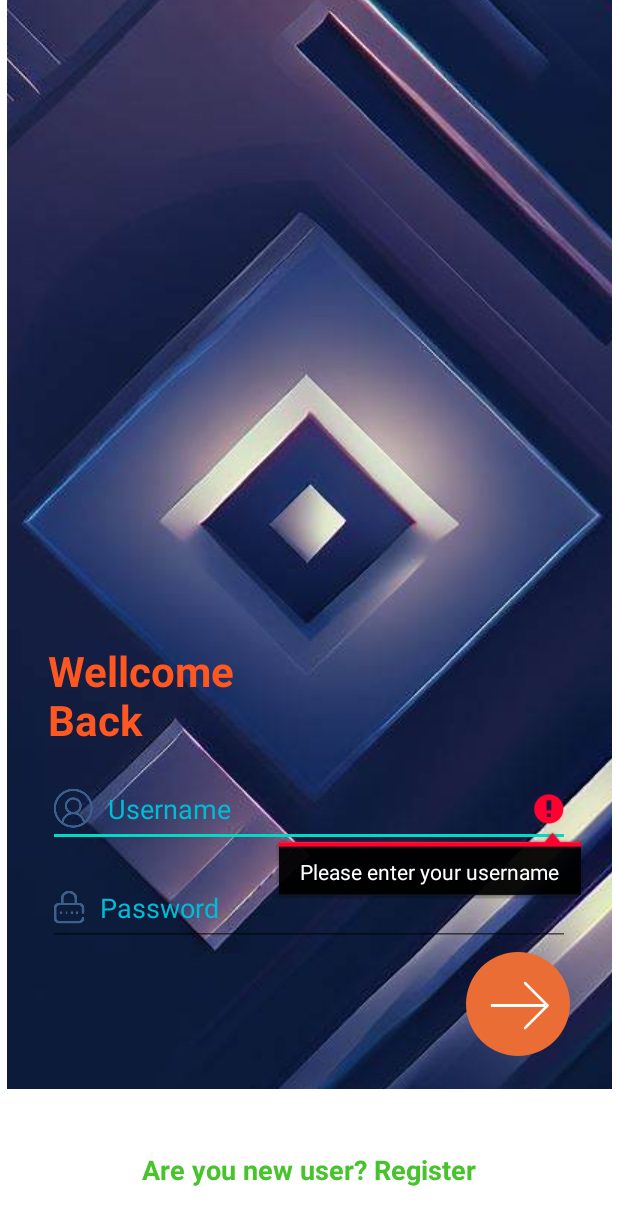
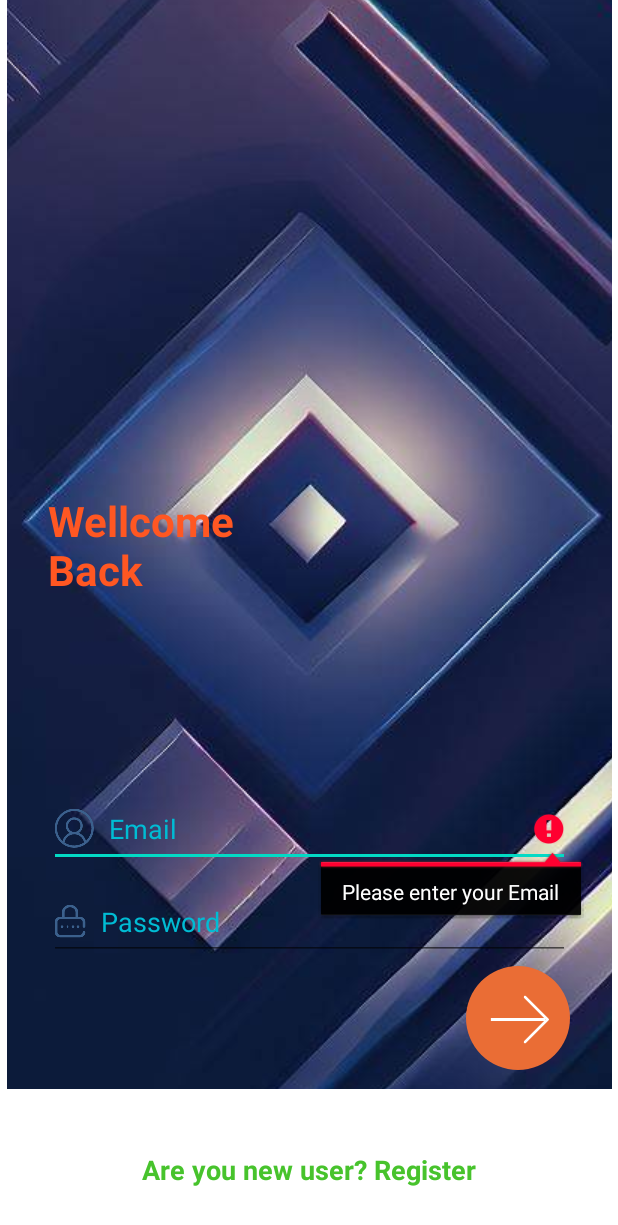
Before and after one commit to trunghieusn2002/android-app, an Android app: the LoginActivity screen opened directly, with no data from a screen before it, on a phone screen of 412 x 824 dp. Shown: the top 1225 px of the screen. Run offline under Robolectric (Android 15) with nearby library versions, the phone set to English and light mode, and no system bars.

Commit message:
Thêm đăng ký- đăng nhập chưa xong

```diff
--- a/app/src/main/java/com/example/foodapp/API/APIService.java
+++ b/app/src/main/java/com/example/foodapp/API/APIService.java
@@ -1,5 +1,6 @@
 package com.example.foodapp.API;
 
+import com.example.foodapp.API.Response.AuthResponse;
 import com.example.foodapp.Model.*;
 
 import com.example.foodapp.category.Category;
@@ -16,15 +17,15 @@ public interface APIService {
 
    @POST("auth/register")
    @FormUrlEncoded
-   Call<UserMessage> register(
+   Call<AuthResponse> register(
            @Field("firstName") String firstName,
            @Field("lastName") String lastName,
            @Field("email") String email,
            @Field("password") String password);
 
-   @POST("registrationapi.php?apicall=login")
+   @POST("auth/authenticate")
    @FormUrlEncoded
-   Call<UserMessage> login(@Field("username") String username,
+   Call<AuthResponse> login(@Field("email") String email,
                            @Field("password") String password);
 
    @GET("lastproduct.php")
--- a/app/src/main/java/com/example/foodapp/API/RetrofitClient.java
+++ b/app/src/main/java/com/example/foodapp/API/RetrofitClient.java
@@ -4,7 +4,7 @@ import com.example.foodapp.Model.User;
 
 public class RetrofitClient extends BaseClient {
     private static final String BASE_URL = "http://app.iotstar.vn/appfoods/";
-    private static final String BASE_URL2 = "http://https://rao-vat-api.herokuapp.com/api/v1/";
+    private static final String BASE_URL2 = "http://rao-vat-api.herokuapp.com/api/v1/";
 
     private static APIService apiService;
 
@@ -16,7 +16,7 @@ public class RetrofitClient extends BaseClient {
 
     public static APIService getInstant2() {
         if (apiService == null)
-            return createService(APIService.class, BASE_URL);
+            return createService(APIService.class, BASE_URL2);
         return apiService;
     }
 }
--- a/app/src/main/java/com/example/foodapp/Activity/LoginActivity.java
+++ b/app/src/main/java/com/example/foodapp/Activity/LoginActivity.java
@@ -7,11 +7,12 @@ import android.os.Bundle;
 import android.text.TextUtils;
 import android.view.View;
 import android.widget.TextView;
+import android.widget.Toast;
 
 import com.example.foodapp.API.APIService;
+import com.example.foodapp.API.Response.AuthResponse;
 import com.example.foodapp.API.RetrofitClient;
 import com.example.foodapp.Model.User;
-import com.example.foodapp.Model.UserMessage;
 import com.example.foodapp.R;
 import com.example.foodapp.SharedPrefManager;
 
@@ -21,7 +22,7 @@ import retrofit2.Response;
 
 public class LoginActivity extends AppCompatActivity {
 
-    private TextView etName;
+    private TextView etEmail;
     private TextView etPassword;
     private User user;
 
@@ -37,7 +38,7 @@ public class LoginActivity extends AppCompatActivity {
         }
 
         //progressBar = findViewById(R.id.progressBar);
-        etName = findViewById(R.id.etLName);
+        etEmail = findViewById(R.id.etUserEmail);
         etPassword = findViewById(R.id.etUserPassword);
 
         //calling the method userLogin() for login the user
@@ -62,13 +63,13 @@ public class LoginActivity extends AppCompatActivity {
 
     private void userLogin() {
         //first getting the values
-        final String username = etName.getText().toString();
+        final String username = etEmail.getText().toString();
         final String password = etPassword.getText().toString();
 
         //validating inputs
         if (TextUtils.isEmpty(username)) {
-            etName.setError("Please enter your username");
-            etName.requestFocus();
+            etEmail.setError("Please enter your Email");
+            etEmail.requestFocus();
             return;
         }
         if (TextUtils.isEmpty(password)) {
@@ -77,19 +78,27 @@ public class LoginActivity extends AppCompatActivity {
             return;
         }
 
-        APIService apiService = RetrofitClient.getInstant();
-        apiService.login(username, password).enqueue(new Callback<UserMessage>() {
+        APIService apiService = RetrofitClient.getInstant2();
+        apiService.login(username, password).enqueue(new Callback<AuthResponse>() {
             @Override
-            public void onResponse(Call<UserMessage> call, Response<UserMessage> response) {
-                user = response.body().getUser();
-                SharedPrefManager.getInstance(LoginActivity.this).userLogin(user);
-                finish();
-                startActivity(new Intent(LoginActivity.this, MainActivity.class));
+            public void onResponse(Call<AuthResponse> call, Response<AuthResponse> response) {
+                AuthResponse response1 = response.body();
+                if (response1 != null && response1.getAccess_token() != null) {
+                    Toast.makeText(getApplicationContext(), response.message(), Toast.LENGTH_SHORT).show();
+                    SharedPrefManager.getInstance(getApplicationContext()).login(response1.getAccess_token(), response1.getRefresh_token());
+                    Intent intent = new Intent(LoginActivity.this, MainActivity.class);
+                    startActivity(intent);
+                }
+                else {
+                    Toast.makeText(getApplicationContext(), "Login Thất bại", Toast.LENGTH_SHORT).show();
+                    Intent intent = new Intent(LoginActivity.this, MainActivity.class);
+                    startActivity(intent);
+                }
 
             }
 
             @Override
-            public void onFailure(Call<UserMessage> call, Throwable t) {
+            public void onFailure(Call<AuthResponse> call, Throwable t) {
 
             }
         });
--- a/app/src/main/java/com/example/foodapp/SharedPrefManager.java
+++ b/app/src/main/java/com/example/foodapp/SharedPrefManager.java
@@ -10,11 +10,14 @@ import com.example.foodapp.Model.User;
 public class SharedPrefManager {
     // Khởi tạo các hằng key
     private static final String SHARED_PREF_NAME = "retrofitregisterlogin";
-    private static final String KEY_USERNAME = "keyusername";
+    private static final String KEY_FNAME = "keyfname";
+
+    private static final String KEY_LNAME = "keylname";
     private static final String KEY_EMAIL = "keyemail";
-    private static final String KEY_GENDER = "keygender";
     private static final String KEY_ID = "keyid";
     private static final String KEY_IMAGES = "keyimages";
+    private static final String KEY_ACCESS_TOKEN = "keyAcessToken";
+    private static final String KEY_REFRESH_TOKEN = "keyRefeshToken";
 
     private static SharedPrefManager mInstance;
     private static Context mContext;
@@ -35,9 +38,9 @@ public class SharedPrefManager {
         SharedPreferences sharedPreferences = mContext.getSharedPreferences(SHARED_PREF_NAME, Context.MODE_PRIVATE);
         SharedPreferences.Editor editor = sharedPreferences.edit();
         editor.putInt(KEY_ID, user.getId());
-        editor.putString(KEY_USERNAME, user.getUsername());
+        editor.putString(KEY_FNAME, user.getUsername());
+        editor.putString(KEY_LNAME, user.getUsername());
         editor.putString(KEY_EMAIL, user.getEmail());
-        editor.putString(KEY_GENDER, user.getGender());
         editor.putString(KEY_IMAGES, user.getImages());
         editor.apply();
     }
@@ -45,17 +48,16 @@ public class SharedPrefManager {
     // This method will check whether user is already logged in or not
     public boolean isLoggedIn() {
         SharedPreferences sharedPreferences = mContext.getSharedPreferences(SHARED_PREF_NAME, Context.MODE_PRIVATE);
-        return sharedPreferences.getString(KEY_USERNAME, null) != null;
+        return sharedPreferences.getString(KEY_EMAIL, null) != null;
     }
 
     // This method will give the logged in user
     public User getUser() {
         SharedPreferences sharedPreferences = mContext.getSharedPreferences(SHARED_PREF_NAME, Context.MODE_PRIVATE);
         return new User(sharedPreferences.getInt(KEY_ID, -1),
-                sharedPreferences.getString(KEY_USERNAME, null),
-                "",
+                "giotocdo",
+                "","Nam",
                 sharedPreferences.getString(KEY_EMAIL, null),
-                sharedPreferences.getString(KEY_GENDER, null),
                 sharedPreferences.getString(KEY_IMAGES, null));
     }
 
@@ -66,4 +68,12 @@ public class SharedPrefManager {
         editor.apply();
         mContext.startActivity(new Intent(mContext, LoginActivity.class));
     }
+    public void login(String accessToken, String refreshToken) {
+        SharedPreferences sharedPreferences = mContext.getSharedPreferences(SHARED_PREF_NAME, Context.MODE_PRIVATE);
+        SharedPreferences.Editor editor = sharedPreferences.edit();
+        editor.putString(KEY_ACCESS_TOKEN, accessToken);
+        editor.putString(KEY_REFRESH_TOKEN, refreshToken);
+        editor.apply();
+    }
+
 }
--- a/app/src/main/res/layout/activity_login.xml
+++ b/app/src/main/res/layout/activity_login.xml
@@ -24,7 +24,7 @@
         android:layout_width="wrap_content"
         android:layout_height="wrap_content"
         android:layout_marginStart="32dp"
-        android:layout_marginTop="428dp"
+        android:layout_marginTop="328dp"
         android:text="Wellcome \nBack"
         android:textColor="#FF5722"
         android:textSize="28sp"
@@ -35,31 +35,27 @@
         app:layout_constraintTop_toTopOf="@+id/imageView5" />
 
     <EditText
-        android:id="@+id/etLName"
-        android:layout_width="0dp"
+        android:id="@+id/etUserEmail"
+        android:layout_width="347dp"
         android:layout_height="50dp"
-        android:layout_marginStart="32dp"
-        android:layout_marginTop="16dp"
-        android:layout_marginEnd="32dp"
+        android:layout_marginBottom="12dp"
         android:drawableStart="@drawable/name"
         android:drawablePadding="10dp"
         android:ems="10"
-        android:hint="Username"
+        android:hint="Email"
         android:inputType="textPersonName"
         android:textColor="#00BCD4"
         android:textColorHint="#00BCD4"
         android:textSize="18sp"
+        app:layout_constraintBottom_toTopOf="@+id/etUserPassword"
         app:layout_constraintEnd_toEndOf="parent"
-        app:layout_constraintStart_toStartOf="parent"
-        app:layout_constraintTop_toBottomOf="@+id/textView16" />
+        app:layout_constraintStart_toStartOf="parent" />
 
     <EditText
         android:id="@+id/etUserPassword"
-        android:layout_width="0dp"
+        android:layout_width="347dp"
         android:layout_height="50dp"
-        android:layout_marginStart="32dp"
-        android:layout_marginTop="16dp"
-        android:layout_marginEnd="32dp"
+        android:layout_marginBottom="184dp"
         android:drawableStart="@drawable/password"
         android:drawablePadding="10dp"
         android:ems="10"
@@ -68,9 +64,9 @@
         android:textColor="#03A9F4"
         android:textColorHint="#00BCD4"
         android:textSize="18sp"
+        app:layout_constraintBottom_toBottomOf="parent"
         app:layout_constraintEnd_toEndOf="parent"
-        app:layout_constraintStart_toStartOf="parent"
-        app:layout_constraintTop_toBottomOf="@+id/etLName" />
+        app:layout_constraintStart_toStartOf="parent" />
 
     <ImageView
         android:id="@+id/btnLogin"
```
Also changed, not shown: app/src/main/java/com/example/foodapp/Activity/RegisterActivity.java (+81 -0 lines), app/src/main/java/com/example/foodapp/fragment/ManageFragment.java (+35 -0 lines), app/src/main/res/layout/activity_register.xml (+9 -9 lines), app/src/main/res/layout/item_post.xml (added, +33 -0 lines).
